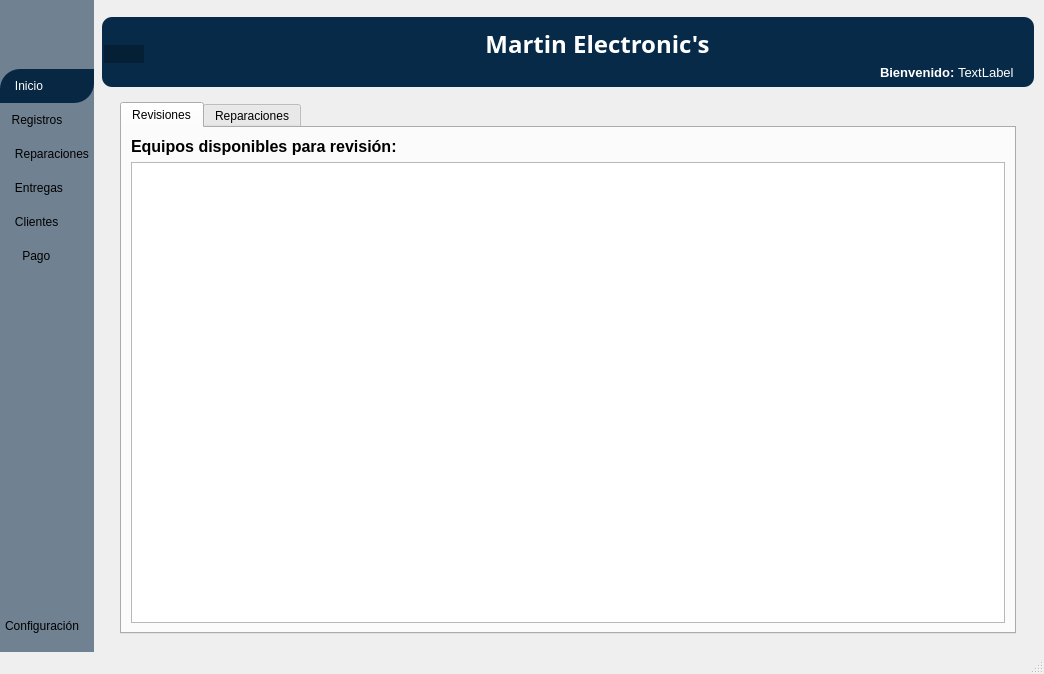
This is interfaz/principal/principal.ui in martyn1128/MartinElectronics as Qt 5 draws it before an edit. The edited form follows.
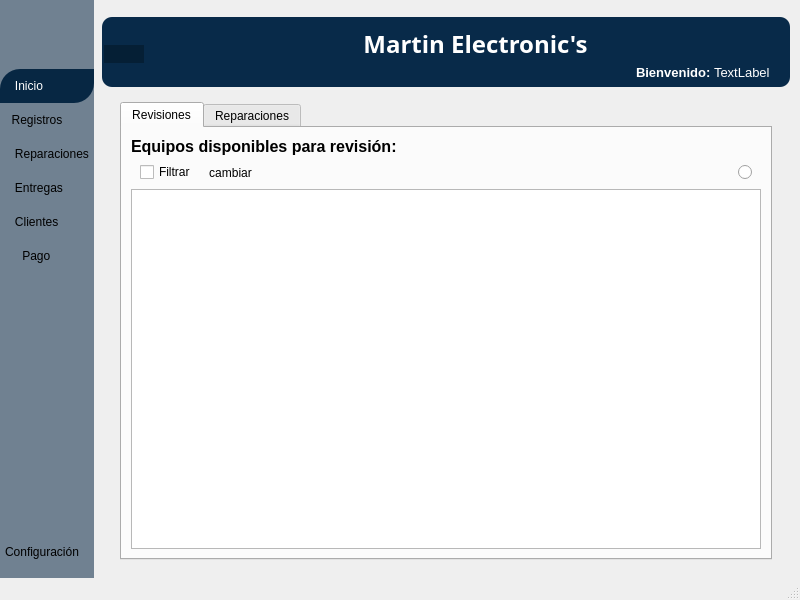
This is the edited form. The open tabs and pages were chosen to show the change. Icons and pictures are not drawn. Custom widgets are drawn as their Qt base class.

Diff of the .ui file:
```diff
--- a/interfaz/principal/principal.ui
+++ b/interfaz/principal/principal.ui
@@ -9,8 +9,8 @@
    <rect>
     <x>0</x>
     <y>0</y>
-    <width>1044</width>
-    <height>674</height>
+    <width>800</width>
+    <height>600</height>
    </rect>
   </property>
   <property name="sizePolicy">
@@ -4717,6 +4717,90 @@
                      </property>
                     </widget>
                    </item>
+                   <item>
+                    <widget class="QWidget" name="widget_81" native="true">
+                     <layout class="QHBoxLayout" name="horizontalLayout_56">
+                      <property name="topMargin">
+                       <number>0</number>
+                      </property>
+                      <property name="bottomMargin">
+                       <number>0</number>
+                      </property>
+                      <item>
+                       <widget class="QCheckBox" name="filtrar">
+                        <property name="text">
+                         <string>Filtrar</string>
+                        </property>
+                       </widget>
+                      </item>
+                      <item>
+                       <widget class="QToolButton" name="btneditafiltro">
+                        <property name="text">
+                         <string>cambiar</string>
+                        </property>
+                        <property name="icon">
+                         <iconset resource="../../recursos/recursos.qrc">
+                          <normaloff>:/iconos/iconos/pen.ico</normaloff>:/iconos/iconos/pen.ico</iconset>
+                        </property>
+                        <property name="iconSize">
+                         <size>
+                          <width>30</width>
+                          <height>30</height>
+                         </size>
+                        </property>
+                        <property name="popupMode">
+                         <enum>QToolButton::ToolButtonPopupMode::DelayedPopup</enum>
+                        </property>
+                        <property name="toolButtonStyle">
+                         <enum>Qt::ToolButtonStyle::ToolButtonIconOnly</enum>
+                        </property>
+                        <property name="autoRaise">
+                         <bool>true</bool>
+                        </property>
+                        <property name="arrowType">
+                         <enum>Qt::ArrowType::NoArrow</enum>
+                        </property>
+                       </widget>
+                      </item>
+                      <item>
+                       <spacer name="horizontalSpacer_18">
+                        <property name="orientation">
+                         <enum>Qt::Orientation::Horizontal</enum>
+                        </property>
+                        <property name="sizeHint" stdset="0">
+                         <size>
+                          <width>40</width>
+                          <height>20</height>
+                         </size>
+                        </property>
+                       </spacer>
+                      </item>
+                      <item>
+                       <widget class="QRadioButton" name="checkmostocult">
+                        <property name="toolTip">
+                         <string>Mostrar Ocultos</string>
+                        </property>
+                        <property name="text">
+                         <string/>
+                        </property>
+                        <property name="icon">
+                         <iconset resource="../../recursos/recursos.qrc">
+                          <normaloff>:/iconos/iconos/ojo.png</normaloff>:/iconos/iconos/ojo.png</iconset>
+                        </property>
+                        <property name="iconSize">
+                         <size>
+                          <width>25</width>
+                          <height>25</height>
+                         </size>
+                        </property>
+                        <property name="checked">
+                         <bool>false</bool>
+                        </property>
+                       </widget>
+                      </item>
+                     </layout>
+                    </widget>
+                   </item>
                    <item>
                     <widget class="QTableView" name="tableView">
                      <property name="enabled">
```
Left out of the diff: 126 changed lines with no effect on the pictures.
